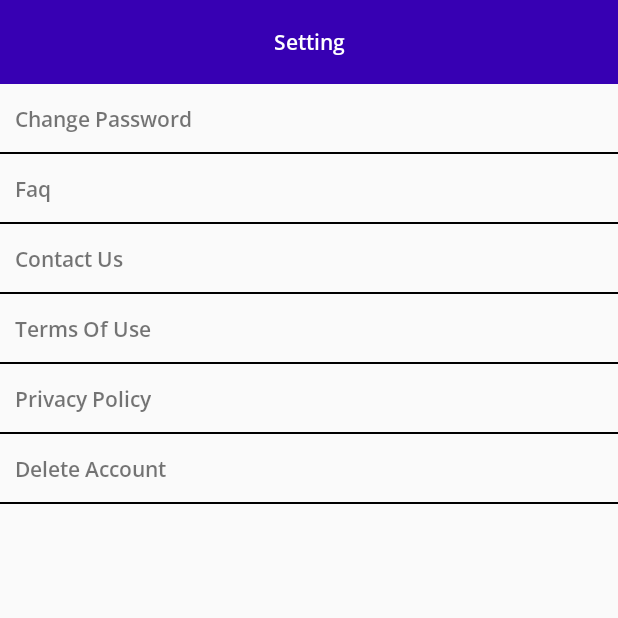
After one commit to mohitsinghrawat12/project1, an Android app: the fragment SettingFragment shown on its own in the app's theme, on a phone screen of 412 x 824 dp, the top half of it. The commit adds this screen. Run offline under Robolectric (Android 15) with nearby library versions, the phone set to English and light mode, and no system bars; 1 statement that could not run was skipped.

Commit message:
setting screen

```diff
--- a/app/src/main/java/com/android/hireme/base/BaseFragment.kt
+++ b/app/src/main/java/com/android/hireme/base/BaseFragment.kt
@@ -3,6 +3,8 @@ package com.android.hireme.base
 import android.app.ProgressDialog
 import android.content.Context
 import android.os.Bundle
+import android.os.Message
+import android.widget.Toast
 import androidx.fragment.app.Fragment
 open class BaseFragment : Fragment() {
 
@@ -31,5 +33,12 @@ open class BaseFragment : Fragment() {
             it.dismiss()
         }
     }
+    fun showToast(message: String){
+        Toast.makeText(
+            context, message,
+            Toast.LENGTH_SHORT
+        ).show()
+
+    }
 
 }
--- /dev/null
+++ b/app/src/main/java/com/android/hireme/screens/setting/SettingFragment.kt
@@ -0,0 +1,89 @@
+package com.android.hireme.screens.setting
+
+import android.app.Activity
+import android.os.Build
+import android.os.Bundle
+import android.view.LayoutInflater
+import android.view.View
+import android.view.ViewGroup
+import android.widget.LinearLayout
+import android.widget.RelativeLayout
+import android.widget.Toast
+import androidx.annotation.RequiresApi
+import androidx.appcompat.widget.AppCompatTextView
+import androidx.navigation.NavController
+import androidx.navigation.Navigation
+import com.android.hireme.R
+import com.android.hireme.base.BaseFragment
+import com.android.hireme.util.TOAST_ERROR_TYPE
+import com.android.hireme.util.TOAST_SUCCESS_TYPE
+import com.android.hireme.util.showCustomToast
+
+class SettingFragment:BaseFragment() {
+    lateinit var navController: NavController
+
+    val settingOptionName = arrayOf(
+        "Change Password",
+        "Faq",
+        "Contact Us",
+        "Terms Of Use",
+        "Privacy Policy",
+        "Delete Account"
+    )
+
+    override fun onCreate(savedInstanceState: Bundle?) {
+        super.onCreate(savedInstanceState)
+    }
+
+    override fun onViewCreated(view: View, savedInstanceState: Bundle?) {
+        super.onViewCreated(view, savedInstanceState)
+        navController = Navigation.findNavController(view)
+        val linearMain=view.findViewById<LinearLayout>(R.id.linear_main)
+        for (optionName in settingOptionName){
+            addSettingOptions(linearMain,optionName)
+        }
+    }
+
+
+    private fun addSettingOptions(linearLayout: LinearLayout, optionName: String) {
+       val childMain=layoutInflater.inflate(R.layout.layout_setting_option,null,false) as RelativeLayout
+        val textView=childMain.findViewById<AppCompatTextView>(R.id.textView)
+        textView.text = optionName
+        childMain.tag = optionName
+        childMain.setOnClickListener {
+            openControlAccordingly(childMain.tag as String)
+        }
+        linearLayout.addView(childMain)
+    }
+
+    private fun openControlAccordingly(tagName: String) {
+        when(tagName){
+            "Change Password"->{
+                showToast(tagName)
+            }
+            "Faq"->{
+                showToast(tagName)
+            }
+            "Contact Us"->{
+                showToast(tagName)
+            }
+            "Terms Of Use"->{
+                showToast(tagName)
+            }
+            "Privacy Policy"->{
+                showToast(tagName)
+            }
+            "Delete Account"->{
+                showToast(tagName)
+            }
+        }
+    }
+
+    override fun onCreateView(
+        inflater: LayoutInflater,
+        container: ViewGroup?,
+        savedInstanceState: Bundle?
+    ): View? {
+        return inflater.inflate(R.layout.fragment_setting,container,false)
+    }
+}
--- /dev/null
+++ b/app/src/main/res/layout/fragment_setting.xml
@@ -0,0 +1,21 @@
+<?xml version="1.0" encoding="utf-8"?>
+<LinearLayout xmlns:android="http://schemas.android.com/apk/res/android"
+    android:layout_width="match_parent"
+    xmlns:app="http://schemas.android.com/apk/res-auto"
+    android:orientation="vertical"
+    android:id="@+id/linear_main"
+    android:layout_height="match_parent">
+
+    <androidx.appcompat.widget.Toolbar
+        android:layout_height="wrap_content"
+        android:background="@color/purple_700"
+        android:layout_width="match_parent" >
+        <androidx.appcompat.widget.AppCompatTextView
+            android:layout_width="wrap_content"
+            android:layout_gravity="center"
+            android:fontFamily="@font/opensans_semibold"
+            android:textColor="@color/white"
+            android:text="@string/setting"
+            android:layout_height="wrap_content"/>
+    </androidx.appcompat.widget.Toolbar>
+</LinearLayout>
--- /dev/null
+++ b/app/src/main/res/layout/layout_setting_option.xml
@@ -0,0 +1,24 @@
+<?xml version="1.0" encoding="utf-8"?>
+<RelativeLayout xmlns:android="http://schemas.android.com/apk/res/android"
+    android:layout_width="match_parent"
+    android:layout_height="wrap_content">
+
+    <androidx.appcompat.widget.AppCompatTextView
+        android:id="@+id/textView"
+        android:layout_width="wrap_content"
+        android:layout_margin="10dp"
+        android:fontFamily="@font/opensans_semibold"
+        android:layout_centerVertical="true"
+        android:text="@string/app_name"
+        android:layout_height="wrap_content"/>
+    <View
+        android:layout_below="@id/textView"
+        android:layout_width="match_parent"
+        android:layout_marginTop="5dp"
+        android:background="@color/black"
+        android:layout_height="1dp">
+
+    </View>
+
+
+</RelativeLayout>
--- a/app/src/main/res/values/strings.xml
+++ b/app/src/main/res/values/strings.xml
@@ -3,6 +3,7 @@
     <string name="hello_blank_fragment">Hello blank fragment</string>
     <string name="sign_up">Sign Up</string>
     <string name="create_account">Create an account to access\nall feature</string>
+    <string name="setting">Setting</string>
     <string name="success_toast">Sucess</string>
     <string name="error_toast">Error</string>
 
```
